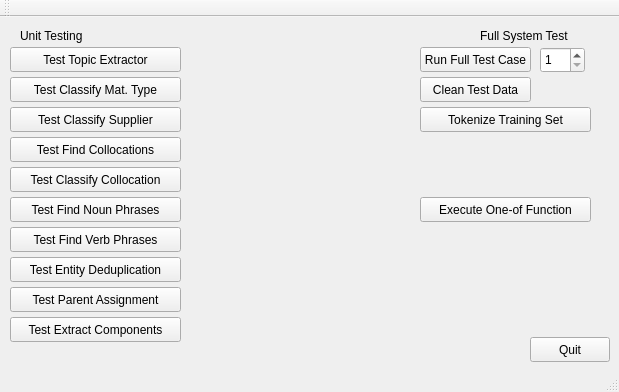
First picture: the form in mainwindow.ui, repository ismith1024/4905, before the edit.
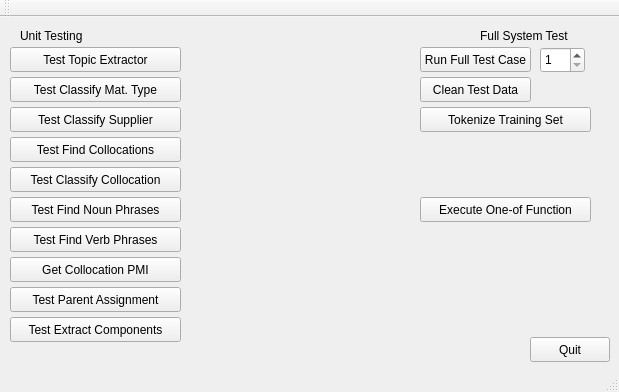
Second picture: the form after the edit.

```diff
--- a/mainwindow.ui
+++ b/mainwindow.ui
@@ -154,7 +154,7 @@
      </rect>
     </property>
     <property name="text">
-     <string>Test Entity Deduplication</string>
+     <string>Get Collocation PMI</string>
     </property>
    </widget>
    <widget class="QLabel" name="label">
```
